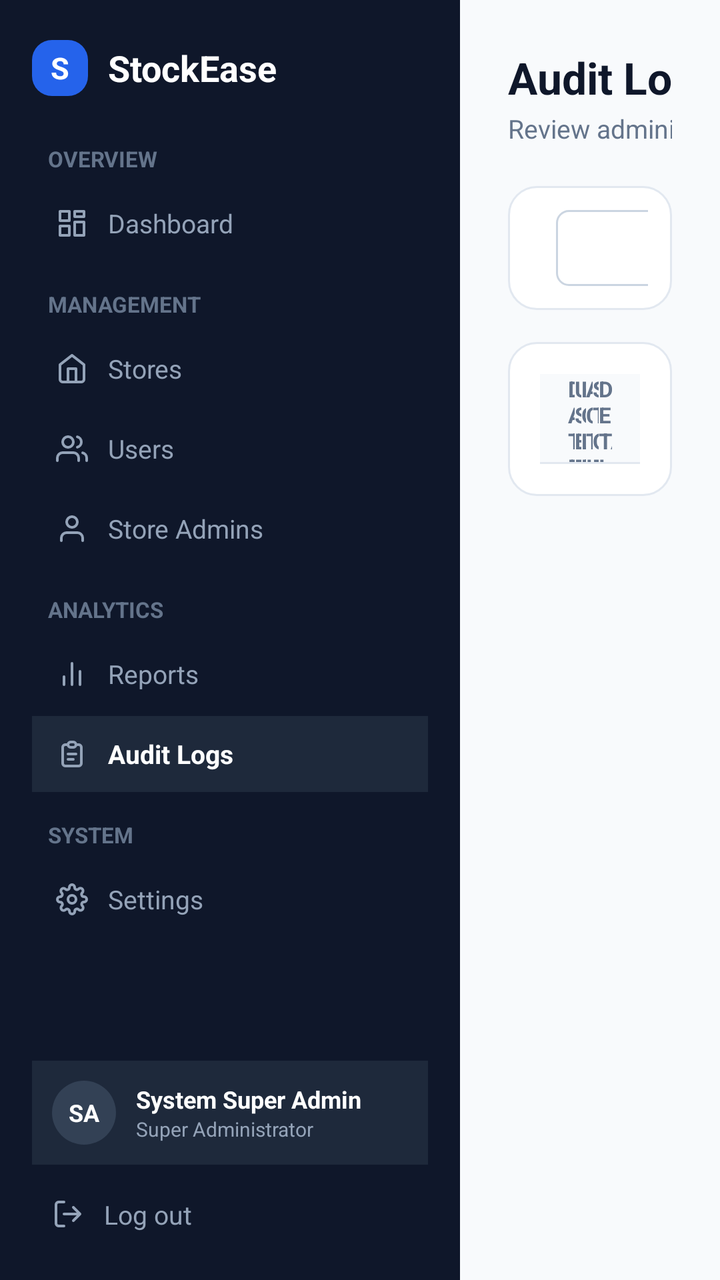
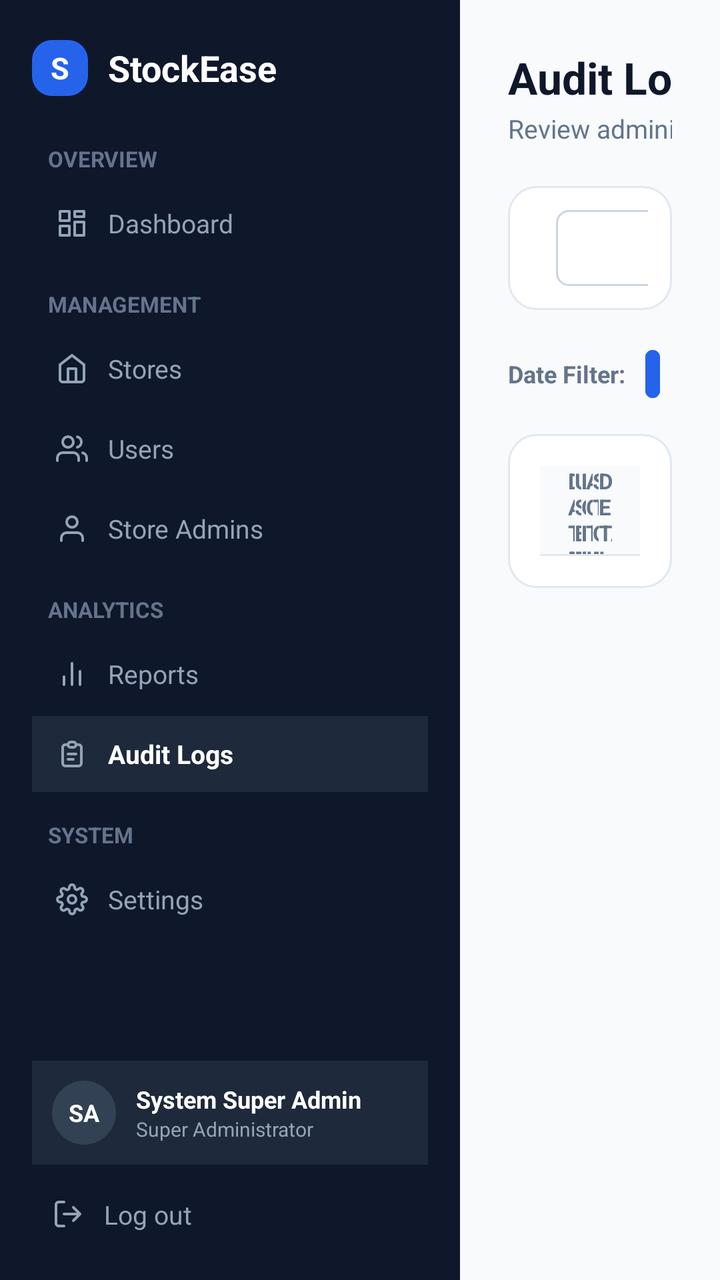

Before-and-after screenshots of an Android layout around one commit, followed by the original layout XML and the change that was made.
<!-- AndroidManifest.xml: application theme Theme.StockEase -->
<!-- res/layout/activity_audit_logs.xml -->
<?xml version="1.0" encoding="utf-8"?>
<LinearLayout xmlns:android="http://schemas.android.com/apk/res/android"
    android:layout_width="match_parent"
    android:layout_height="match_parent"
    android:orientation="horizontal"
    android:background="#F8FAFC">

    
    <LinearLayout
        android:layout_width="230dp"
        android:layout_height="match_parent"
        android:background="#0F172A"
        android:orientation="vertical"
        android:paddingHorizontal="16dp"
        android:paddingTop="20dp"
        android:paddingBottom="16dp">

        
        <LinearLayout
            android:layout_width="match_parent"
            android:layout_height="wrap_content"
            android:orientation="horizontal"
            android:gravity="center_vertical"
            android:layout_marginBottom="24dp">

            <TextView
                android:layout_width="28dp"
                android:layout_height="28dp"
                android:background="@drawable/bg_btn_primary"
                android:text="S"
                android:textColor="#FFFFFF"
                android:textSize="15sp"
                android:textStyle="bold"
                android:gravity="center"
                android:layout_marginEnd="10dp" />

            <TextView
                android:layout_width="wrap_content"
                android:layout_height="wrap_content"
                android:text="StockEase"
                android:textColor="#FFFFFF"
                android:textSize="18sp"
                android:textStyle="bold" />
        </LinearLayout>

        
        <TextView
            android:layout_width="wrap_content"
            android:layout_height="wrap_content"
            android:text="OVERVIEW"
            android:textColor="#64748B"
            android:textSize="11sp"
            android:textStyle="bold"
            android:layout_marginStart="8dp"
            android:layout_marginBottom="6dp" />

        <LinearLayout
            android:id="@+id/navAuditDashboard"
            android:layout_width="match_parent"
            android:layout_height="38dp"
            android:orientation="horizontal"
            android:gravity="center_vertical"
            android:paddingHorizontal="12dp"
            android:clickable="true"
            android:focusable="true"
            android:layout_marginBottom="14dp">

            <ImageView
                android:layout_width="16dp"
                android:layout_height="16dp"
                android:src="@drawable/ic_nav_dashboard"
                android:layout_marginEnd="10dp" />

            <TextView
                android:layout_width="wrap_content"
                android:layout_height="wrap_content"
                android:text="Dashboard"
                android:textColor="#94A3B8"
                android:textSize="13sp" />
        </LinearLayout>

        
        <TextView
            android:layout_width="wrap_content"
            android:layout_height="wrap_content"
            android:text="MANAGEMENT"
            android:textColor="#64748B"
            android:textSize="11sp"
            android:textStyle="bold"
            android:layout_marginStart="8dp"
            android:layout_marginBottom="6dp" />

        <LinearLayout
            android:id="@+id/navAuditStores"
            android:layout_width="match_parent"
            android:layout_height="38dp"
            android:orientation="horizontal"
            android:gravity="center_vertical"
            android:paddingHorizontal="12dp"
            android:clickable="true"
            android:focusable="true"
            android:layout_marginBottom="2dp">

            <ImageView
                android:layout_width="16dp"
                android:layout_height="16dp"
                android:src="@drawable/ic_nav_stores"
                android:layout_marginEnd="10dp" />

            <TextView
                android:layout_width="wrap_content"
                android:layout_height="wrap_content"
                android:text="Stores"
                android:textColor="#94A3B8"
                android:textSize="13sp" />
        </LinearLayout>

        <LinearLayout
            android:id="@+id/navAuditUsers"
            android:layout_width="match_parent"
            android:layout_height="38dp"
            android:orientation="horizontal"
            android:gravity="center_vertical"
            android:paddingHorizontal="12dp"
            android:clickable="true"
            android:focusable="true"
            android:layout_marginBottom="2dp">

            <ImageView
                android:layout_width="16dp"
                android:layout_height="16dp"
                android:src="@drawable/ic_nav_users"
                android:layout_marginEnd="10dp" />

            <TextView
                android:layout_width="wrap_content"
                android:layout_height="wrap_content"
                android:text="Users"
                android:textColor="#94A3B8"
                android:textSize="13sp" />
        </LinearLayout>

        <LinearLayout
            android:id="@+id/navAuditAdmins"
            android:layout_width="match_parent"
            android:layout_height="38dp"
            android:orientation="horizontal"
            android:gravity="center_vertical"
            android:paddingHorizontal="12dp"
            android:clickable="true"
            android:focusable="true"
            android:layout_marginBottom="14dp">

            <ImageView
                android:layout_width="16dp"
                android:layout_height="16dp"
                android:src="@drawable/ic_nav_admins"
                android:layout_marginEnd="10dp" />

            <TextView
                android:layout_width="wrap_content"
                android:layout_height="wrap_content"
                android:text="Store Admins"
                android:textColor="#94A3B8"
                android:textSize="13sp" />
        </LinearLayout>

        
        <TextView
            android:layout_width="wrap_content"
            android:layout_height="wrap_content"
            android:text="ANALYTICS"
            android:textColor="#64748B"
            android:textSize="11sp"
            android:textStyle="bold"
            android:layout_marginStart="8dp"
            android:layout_marginBottom="6dp" />

        <LinearLayout
            android:id="@+id/navAuditReports"
            android:layout_width="match_parent"
            android:layout_height="38dp"
            android:orientation="horizontal"
            android:gravity="center_vertical"
            android:paddingHorizontal="12dp"
            android:clickable="true"
            android:focusable="true"
            android:layout_marginBottom="2dp">

            <ImageView
                android:layout_width="16dp"
                android:layout_height="16dp"
                android:src="@drawable/ic_nav_reports"
                android:layout_marginEnd="10dp" />

            <TextView
                android:layout_width="wrap_content"
                android:layout_height="wrap_content"
                android:text="Reports"
                android:textColor="#94A3B8"
                android:textSize="13sp" />
        </LinearLayout>

        
        <LinearLayout
            android:id="@+id/navAuditAuditLogs"
            android:layout_width="match_parent"
            android:layout_height="38dp"
            android:background="#1E293B"
            android:orientation="horizontal"
            android:gravity="center_vertical"
            android:paddingHorizontal="12dp"
            android:layout_marginBottom="14dp">

            <ImageView
                android:layout_width="16dp"
                android:layout_height="16dp"
                android:src="@drawable/ic_nav_inventory"
                android:layout_marginEnd="10dp" />

            <TextView
                android:layout_width="wrap_content"
                android:layout_height="wrap_content"
                android:text="Audit Logs"
                android:textColor="#FFFFFF"
                android:textSize="13sp"
                android:textStyle="bold" />
        </LinearLayout>

        
        <TextView
            android:layout_width="wrap_content"
            android:layout_height="wrap_content"
            android:text="SYSTEM"
            android:textColor="#64748B"
            android:textSize="11sp"
            android:textStyle="bold"
            android:layout_marginStart="8dp"
            android:layout_marginBottom="6dp" />

        <LinearLayout
            android:id="@+id/navAuditSettings"
            android:layout_width="match_parent"
            android:layout_height="38dp"
            android:orientation="horizontal"
            android:gravity="center_vertical"
            android:paddingHorizontal="12dp"
            android:clickable="true"
            android:focusable="true">

            <ImageView
                android:layout_width="16dp"
                android:layout_height="16dp"
                android:src="@drawable/ic_nav_settings"
                android:layout_marginEnd="10dp" />

            <TextView
                android:layout_width="wrap_content"
                android:layout_height="wrap_content"
                android:text="Settings"
                android:textColor="#94A3B8"
                android:textSize="13sp" />
        </LinearLayout>

        <View
            android:layout_width="match_parent"
            android:layout_height="0dp"
            android:layout_weight="1" />

        
        <LinearLayout
            android:layout_width="match_parent"
            android:layout_height="wrap_content"
            android:orientation="horizontal"
            android:gravity="center_vertical"
            android:paddingVertical="10dp"
            android:background="#1E293B"
            android:paddingHorizontal="10dp"
            android:layout_marginBottom="8dp">

            <TextView
                android:id="@+id/tvAuditAvatarInitials"
                android:layout_width="32dp"
                android:layout_height="32dp"
                android:background="@drawable/bg_avatar_circle"
                android:gravity="center"
                android:text="SA"
                android:textColor="#FFFFFF"
                android:textSize="12sp"
                android:textStyle="bold"
                android:layout_marginEnd="10dp" />

            <LinearLayout
                android:layout_width="0dp"
                android:layout_height="wrap_content"
                android:layout_weight="1"
                android:orientation="vertical">

                <TextView
                    android:id="@+id/tvAuditProfileName"
                    android:layout_width="wrap_content"
                    android:layout_height="wrap_content"
                    android:text="System Super Admin"
                    android:textColor="#FFFFFF"
                    android:textSize="12sp"
                    android:textStyle="bold"
                    android:singleLine="true" />

                <TextView
                    android:layout_width="wrap_content"
                    android:layout_height="wrap_content"
                    android:text="Super Administrator"
                    android:textColor="#94A3B8"
                    android:textSize="10sp" />
            </LinearLayout>
        </LinearLayout>

        <LinearLayout
            android:id="@+id/navAuditLogout"
            android:layout_width="match_parent"
            android:layout_height="wrap_content"
            android:orientation="horizontal"
            android:gravity="center_vertical"
            android:paddingHorizontal="10dp"
            android:paddingVertical="8dp"
            android:clickable="true"
            android:focusable="true">

            <ImageView
                android:layout_width="16dp"
                android:layout_height="16dp"
                android:src="@drawable/ic_nav_logout"
                android:layout_marginEnd="10dp" />

            <TextView
                android:layout_width="wrap_content"
                android:layout_height="wrap_content"
                android:text="Log out"
                android:textColor="#94A3B8"
                android:textSize="13sp" />
        </LinearLayout>

    </LinearLayout>

    
    <ScrollView
        android:layout_width="0dp"
        android:layout_height="match_parent"
        android:layout_weight="1"
        android:fillViewport="true">

        <LinearLayout
            android:layout_width="match_parent"
            android:layout_height="wrap_content"
            android:orientation="vertical"
            android:padding="24dp">

            
            <LinearLayout
                android:layout_width="match_parent"
                android:layout_height="wrap_content"
                android:orientation="horizontal"
                android:gravity="center_vertical"
                android:layout_marginBottom="20dp">

                <LinearLayout
                    android:layout_width="0dp"
                    android:layout_height="wrap_content"
                    android:layout_weight="1"
                    android:orientation="vertical">

                    <TextView
                        android:layout_width="wrap_content"
                        android:layout_height="wrap_content"
                        android:text="Audit Logs"
                        android:textColor="#0F172A"
                        android:textSize="22sp"
                        android:textStyle="bold" />

                    <TextView
                        android:layout_width="wrap_content"
                        android:layout_height="wrap_content"
                        android:text="Review administrative events, security actions, and operational audit trail"
                        android:textColor="#64748B"
                        android:textSize="13sp"
                        android:layout_marginTop="2dp" />
                </LinearLayout>

                <Button
                    android:id="@+id/btnAuditRefresh"
                    android:layout_width="wrap_content"
                    android:layout_height="36dp"
                    android:text="Refresh"
                    android:textSize="12sp"
                    android:textColor="#FFFFFF"
                    android:backgroundTint="@color/primary"
                    android:paddingHorizontal="16dp"
                    android:paddingVertical="0dp" />
            </LinearLayout>

            
            <LinearLayout
                android:layout_width="match_parent"
                android:layout_height="wrap_content"
                android:background="@drawable/bg_card_white"
                android:padding="12dp"
                android:orientation="horizontal"
                android:gravity="center_vertical"
                android:layout_marginBottom="16dp">

                
                <LinearLayout
                    android:layout_width="0dp"
                    android:layout_height="38dp"
                    android:layout_weight="1"
                    android:background="@drawable/bg_input_field"
                    android:orientation="horizontal"
                    android:gravity="center_vertical"
                    android:paddingHorizontal="10dp"
                    android:layout_marginEnd="12dp">

                    <ImageView
                        android:layout_width="16dp"
                        android:layout_height="16dp"
                        android:src="@drawable/ic_search"
                        android:layout_marginEnd="8dp" />

                    <EditText
                        android:id="@+id/etAuditSearch"
                        android:layout_width="match_parent"
                        android:layout_height="match_parent"
                        android:background="@null"
                        android:hint="Search by user, action, target, or store..."
                        android:textColor="#0F172A"
                        android:textColorHint="#94A3B8"
                        android:textSize="13sp"
                        android:singleLine="true"
                        android:imeOptions="actionSearch" />
                </LinearLayout>

                
                <Spinner
                    android:id="@+id/spinnerAuditActionFilter"
                    android:layout_width="180dp"
                    android:layout_height="38dp"
                    android:background="@drawable/bg_input_field"
                    android:paddingHorizontal="8dp" />
            </LinearLayout>

            
            <LinearLayout
                android:layout_width="match_parent"
                android:layout_height="wrap_content"
                android:background="@drawable/bg_card_white"
                android:orientation="vertical"
                android:padding="16dp">

                
                <LinearLayout
                    android:layout_width="match_parent"
                    android:layout_height="44dp"
                    android:paddingHorizontal="14dp"
                    android:gravity="center_vertical"
                    android:orientation="horizontal"
                    android:background="#F8FAFC">

                    <TextView
                        android:layout_width="0dp"
                        android:layout_height="wrap_content"
                        android:layout_weight="1.4"
                        android:text="DATE &amp; TIME"
                        android:textColor="#64748B"
                        android:textSize="11sp"
                        android:textStyle="bold" />

                    <TextView
                        android:layout_width="0dp"
                        android:layout_height="wrap_content"
                        android:layout_weight="1.4"
                        android:text="USER"
                        android:textColor="#64748B"
                        android:textSize="11sp"
                        android:textStyle="bold" />

                    <TextView
                        android:layout_width="0dp"
                        android:layout_height="wrap_content"
                        android:layout_weight="1.0"
                        android:text="ROLE"
                        android:textColor="#64748B"
                        android:textSize="11sp"
                        android:textStyle="bold" />

                    <TextView
                        android:layout_width="0dp"
                        android:layout_height="wrap_content"
                        android:layout_weight="1.4"
                        android:text="ACTION"
                        android:textColor="#64748B"
                        android:textSize="11sp"
                        android:textStyle="bold" />

                    <TextView
                        android:layout_width="0dp"
                        android:layout_height="wrap_content"
                        android:layout_weight="1.2"
                        android:text="STORE / SCOPE"
                        android:textColor="#64748B"
                        android:textSize="11sp"
                        android:textStyle="bold" />

                    <TextView
                        android:layout_width="0dp"
                        android:layout_height="wrap_content"
                        android:layout_weight="2.6"
                        android:text="DETAILS"
                        android:textColor="#64748B"
                        android:textSize="11sp"
                        android:textStyle="bold" />
                </LinearLayout>

                <View
                    android:layout_width="match_parent"
                    android:layout_height="1dp"
                    android:background="#E2E8F0" />

                
                <TextView
                    android:id="@+id/tvAuditLogsStatus"
                    android:layout_width="match_parent"
                    android:layout_height="wrap_content"
                    android:text="Loading audit logs..."
                    android:textColor="#64748B"
                    android:textSize="13sp"
                    android:gravity="center"
                    android:padding="32dp"
                    android:visibility="gone" />

                
                <LinearLayout
                    android:id="@+id/llAuditLogRows"
                    android:layout_width="match_parent"
                    android:layout_height="wrap_content"
                    android:orientation="vertical" />
            </LinearLayout>

        </LinearLayout>
    </ScrollView>

</LinearLayout>
<!-- resources referenced by this layout -->
<resources>
  <color name="primary">#2563EB</color>
  <!-- drawable bg_avatar_circle (drawable) -->
  <?xml version="1.0" encoding="utf-8"?>
  <shape xmlns:android="http://schemas.android.com/apk/res/android"
      android:shape="oval">
      <solid android:color="#334155" />
      <size android:width="36dp" android:height="36dp" />
  </shape>
  <!-- drawable bg_btn_primary (drawable) -->
  <?xml version="1.0" encoding="utf-8"?>
  <shape xmlns:android="http://schemas.android.com/apk/res/android"
      android:shape="rectangle">
      <solid android:color="@color/primary" />
      <corners android:radius="10dp" />
  </shape>
  <!-- drawable bg_card_white (drawable) -->
  <?xml version="1.0" encoding="utf-8"?>
  <shape xmlns:android="http://schemas.android.com/apk/res/android"
      android:shape="rectangle">
      <solid android:color="@color/card_background" />
      <corners android:radius="14dp" />
      <stroke
          android:width="1dp"
          android:color="@color/card_border" />
  </shape>
  <!-- drawable bg_input_field (drawable) -->
  <?xml version="1.0" encoding="utf-8"?>
  <shape xmlns:android="http://schemas.android.com/apk/res/android"
      android:shape="rectangle">
      <solid android:color="#FFFFFF" />
      <corners android:radius="6dp" />
      <stroke android:width="1dp" android:color="#CBD5E1" />
  </shape>
  <!-- drawable ic_nav_dashboard (drawable) -->
  <vector xmlns:android="http://schemas.android.com/apk/res/android"
      android:width="20dp"
      android:height="20dp"
      android:viewportWidth="24"
      android:viewportHeight="24">
      <path
          android:fillColor="#00000000"
          android:strokeColor="#94A3B8"
          android:strokeWidth="2"
          android:strokeLineCap="round"
          android:strokeLineJoin="round"
          android:pathData="M3,3h7v7H3z M14,3h7v4h-7z M14,11h7v10h-7z M3,14h7v7H3z" />
  </vector>
  <!-- drawable ic_nav_reports (drawable) -->
  <vector xmlns:android="http://schemas.android.com/apk/res/android"
      android:width="20dp"
      android:height="20dp"
      android:viewportWidth="24"
      android:viewportHeight="24">
      <path
          android:fillColor="#00000000"
          android:strokeColor="#94A3B8"
          android:strokeWidth="2"
          android:strokeLineCap="round"
          android:strokeLineJoin="round"
          android:pathData="M18,20V10 M12,20V4 M6,20v-6" />
  </vector>
  <!-- drawable ic_nav_stores (drawable) -->
  <vector xmlns:android="http://schemas.android.com/apk/res/android"
      android:width="20dp"
      android:height="20dp"
      android:viewportWidth="24"
      android:viewportHeight="24">
      <path
          android:fillColor="#00000000"
          android:strokeColor="#94A3B8"
          android:strokeWidth="2"
          android:strokeLineCap="round"
          android:strokeLineJoin="round"
          android:pathData="M3,9l9,-7 9,7v11a2,2 0 0,1 -2,2H5a2,2 0 0,1 -2,-2z M9,22V12h6v10" />
  </vector>
  <!-- drawable ic_search (drawable) -->
  <vector xmlns:android="http://schemas.android.com/apk/res/android"
      android:width="18dp"
      android:height="18dp"
      android:viewportWidth="24"
      android:viewportHeight="24">
    <path
        android:fillColor="#00000000"
        android:strokeColor="#64748B"
        android:strokeWidth="2"
        android:strokeLineCap="round"
        android:strokeLineJoin="round"
        android:pathData="M11,19a8,8 0 1,0 0,-16 8,8 0 0,0 0,16zM21,21l-4.35,-4.35"/>
  </vector>
  <style name="Theme.StockEase" parent="Base.Theme.StockEase" />
  <color name="card_background">#FFFFFF</color>
  <color name="card_border">#E2E8F0</color>
  <style name="Base.Theme.StockEase" parent="Theme.Material3.DayNight.NoActionBar">
          
          
      </style>
  <!-- unchanged entries left out for length: 5 -->
</resources>

<!-- the commit's change to res/layout/activity_audit_logs.xml (unified diff, before → after) -->
@@ -451,6 +451,83 @@
             <LinearLayout
                 android:layout_width="match_parent"
                 android:layout_height="wrap_content"
+                android:orientation="horizontal"
+                android:gravity="center_vertical"
+                android:layout_marginBottom="14dp">
+
+                <TextView
+                    android:layout_width="wrap_content"
+                    android:layout_height="wrap_content"
+                    android:text="Date Filter:"
+                    android:textColor="#64748B"
+                    android:textSize="12sp"
+                    android:textStyle="bold"
+                    android:layout_marginEnd="10dp" />
+
+                <Button
+                    android:id="@+id/btnAuditFilterAll"
+                    android:layout_width="wrap_content"
+                    android:layout_height="32dp"
+                    android:text="All"
+                    android:textSize="11sp"
+                    android:textColor="#FFFFFF"
+                    android:backgroundTint="#2563EB"
+                    android:paddingHorizontal="12dp"
+                    android:paddingVertical="0dp"
+                    android:layout_marginEnd="6dp" />
+
+                <Button
+                    android:id="@+id/btnAuditFilterToday"
+                    android:layout_width="wrap_content"
+                    android:layout_height="32dp"
+                    android:text="Today"
+                    android:textSize="11sp"
+                    android:textColor="#475569"
+                    android:backgroundTint="#E2E8F0"
+                    android:paddingHorizontal="12dp"
+                    android:paddingVertical="0dp"
+                    android:layout_marginEnd="6dp" />
+
+                <Button
+                    android:id="@+id/btnAuditFilterWeek"
+                    android:layout_width="wrap_content"
+                    android:layout_height="32dp"
+                    android:text="This Week"
+                    android:textSize="11sp"
+                    android:textColor="#475569"
+                    android:backgroundTint="#E2E8F0"
+                    android:paddingHorizontal="12dp"
+                    android:paddingVertical="0dp"
+                    android:layout_marginEnd="6dp" />
+
+                <Button
+                    android:id="@+id/btnAuditFilterMonth"
+                    android:layout_width="wrap_content"
+                    android:layout_height="32dp"
+                    android:text="This Month"
+                    android:textSize="11sp"
+                    android:textColor="#475569"
+                    android:backgroundTint="#E2E8F0"
+                    android:paddingHorizontal="12dp"
+                    android:paddingVertical="0dp"
+                    android:layout_marginEnd="6dp" />
+
+                <Button
+                    android:id="@+id/btnAuditFilterCustom"
+                    android:layout_width="wrap_content"
+                    android:layout_height="32dp"
+                    android:text="Custom 📅"
+                    android:textSize="11sp"
+                    android:textColor="#475569"
+                    android:backgroundTint="#E2E8F0"
+                    android:paddingHorizontal="12dp"
+                    android:paddingVertical="0dp" />
+            </LinearLayout>
+
+            
+            <LinearLayout
+                android:layout_width="match_parent"
+                android:layout_height="wrap_content"
                 android:background="@drawable/bg_card_white"
                 android:orientation="vertical"
                 android:padding="16dp">
